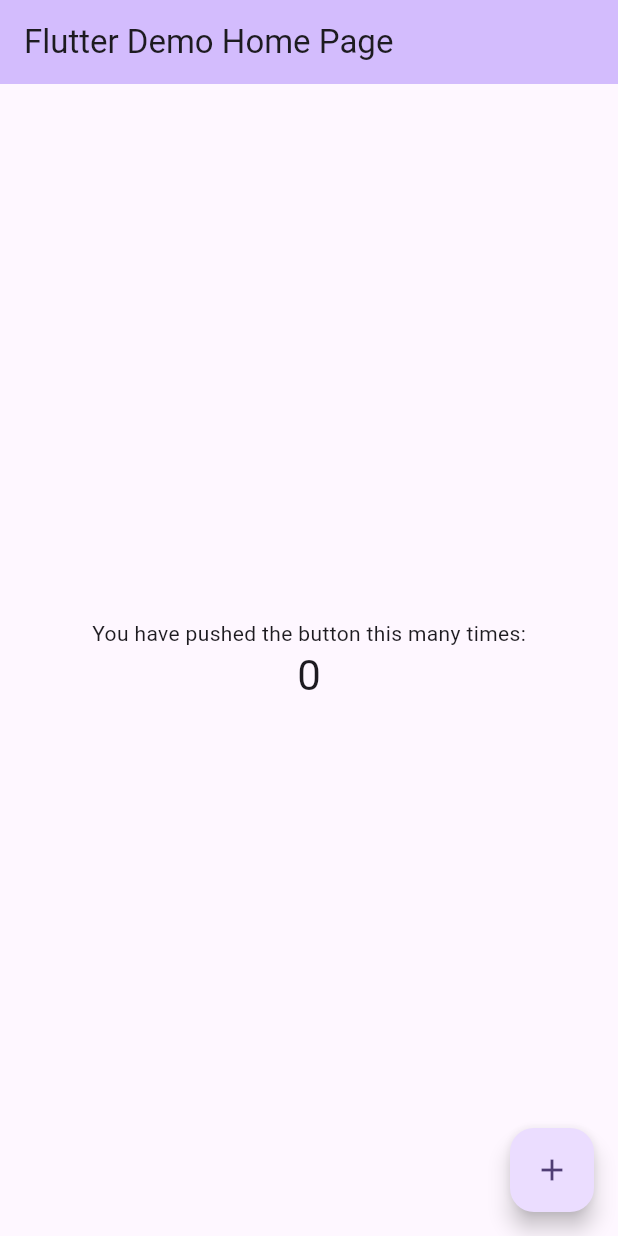
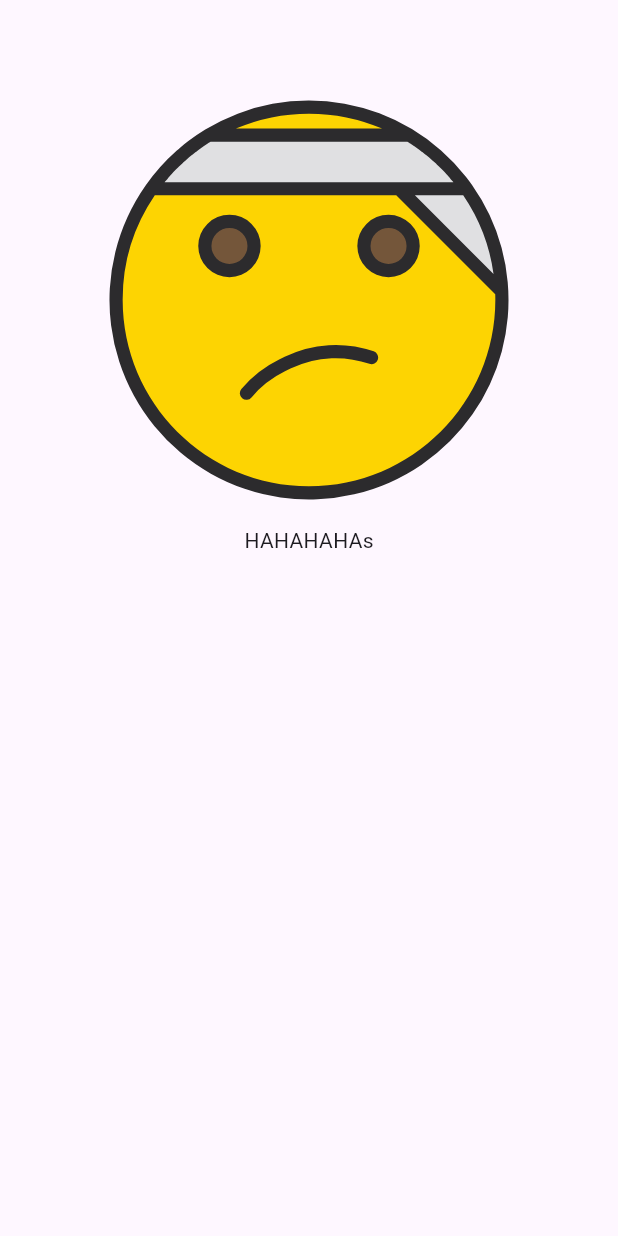
Before and after one commit to CrestNiraj12/custom_animations_app, a Flutter app: the MyHomePage screen opened directly, on a phone screen of 412 x 824 dp. Run offline on Flutter 3.47's test engine with Material 2 defaults, Android fonts, the phone set to English and light mode, and no system bars; our stand-ins replace flutter_svg.

```diff
--- /dev/null
+++ b/lib/home.dart
@@ -0,0 +1,40 @@
+import 'package:flutter/material.dart';
+import 'package:flutter_svg/flutter_svg.dart';
+
+class MyHomePage extends StatefulWidget {
+  const MyHomePage({super.key, required this.title});
+
+  final String title;
+
+  @override
+  State<MyHomePage> createState() => _MyHomePageState();
+}
+
+class _MyHomePageState extends State<MyHomePage> {
+  @override
+  Widget build(BuildContext context) {
+    return Scaffold(
+      body: Padding(
+        padding: const EdgeInsets.only(top: 50.0),
+        child: Center(
+          child: Column(
+            mainAxisAlignment: MainAxisAlignment.start,
+            children: <Widget>[
+              Hero(
+                tag: 'image',
+                child: SizedBox(
+                  height: 300,
+                  width: 300,
+                  child: SvgPicture.asset(
+                    'assets/icons/sad.svg',
+                  ),
+                ),
+              ),
+              const Text("HAHAHAHAs"),
+            ],
+          ),
+        ),
+      ),
+    );
+  }
+}
--- a/lib/main.dart
+++ b/lib/main.dart
@@ -11,12 +11,13 @@ class MyApp extends StatelessWidget {
   @override
   Widget build(BuildContext context) {
     return MaterialApp(
-      title: 'Flutter Demo',
+      title: 'Custom Animations app',
+      debugShowCheckedModeBanner: false,
       theme: ThemeData(
         colorScheme: ColorScheme.fromSeed(seedColor: Colors.deepPurple),
         useMaterial3: true,
       ),
-      home: const MyHomePage(title: 'Flutter Demo Home Page'),
+      home: const SplashScreen(),
     );
   }
 }
```
Also changed, not shown: lib/splash_screen.dart (+93 -26 lines), pubspec.yaml (+46 -48 lines), assets/icons/sad.svg (added), assets/icons/smile.svg (added), pubspec.lock.
